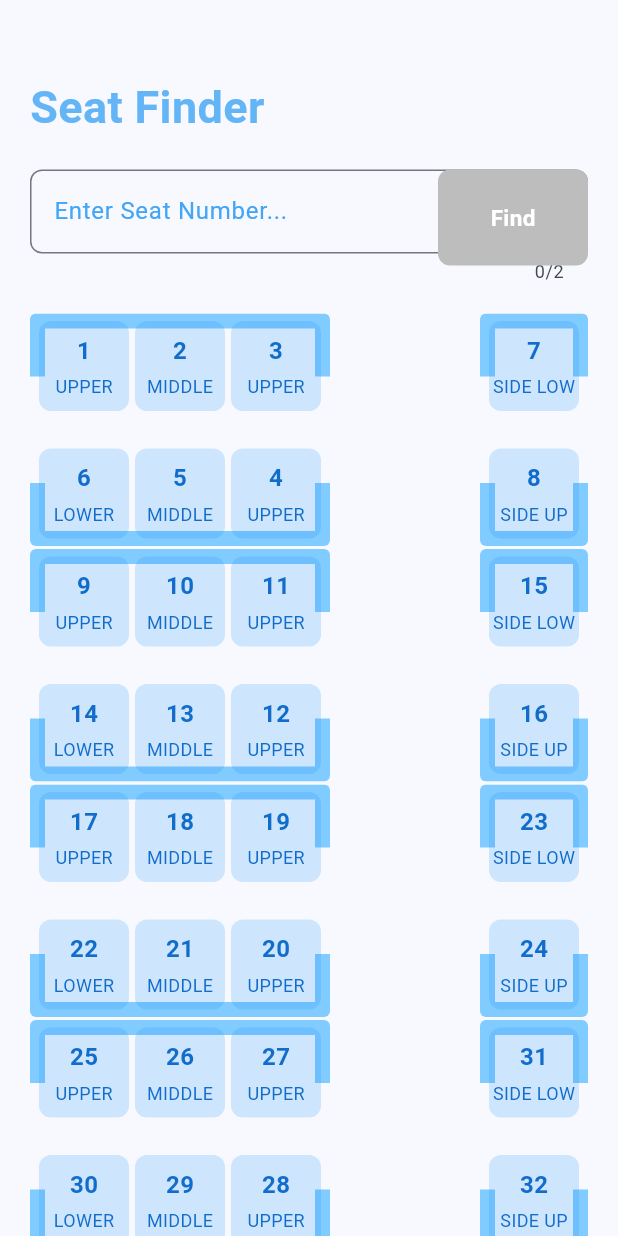
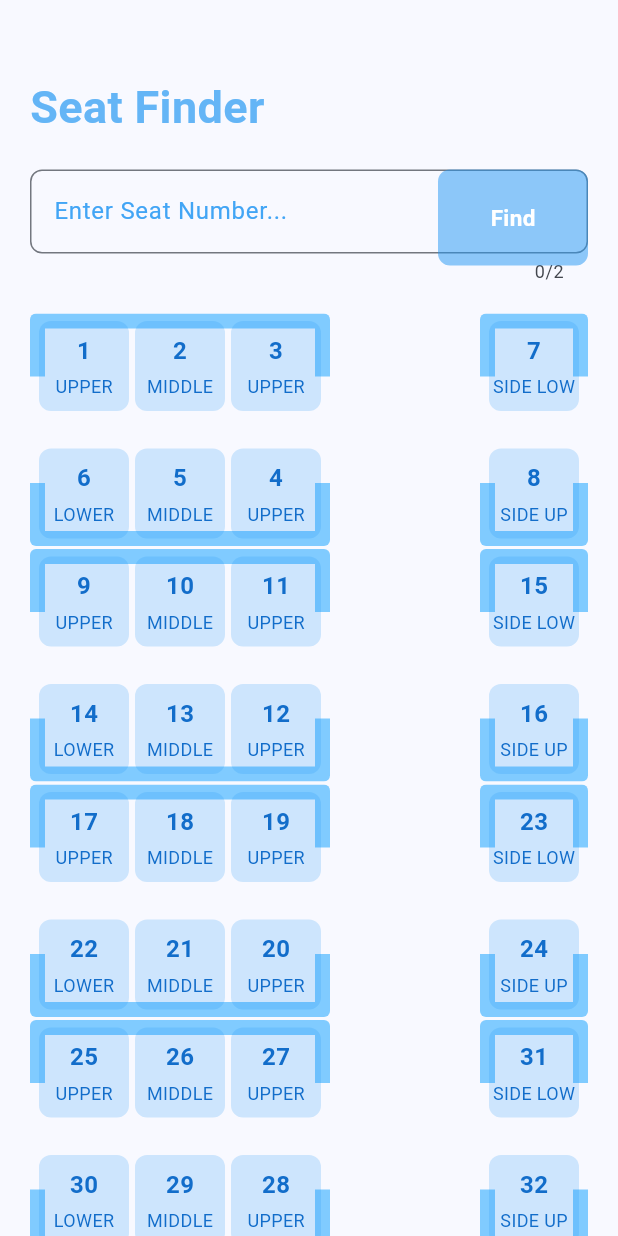
Before and after one commit to Amangupta0000/curv_task, a Flutter app: the screen it shows after launch, on a phone screen of 412 x 824 dp. Run offline on Flutter 3.47's test engine with Material 2 defaults, Android fonts, the phone set to English and light mode, and no system bars; our stand-ins replace flutter_riverpod.

Commit message:
task completed

```diff
--- a/lib/widgets/searchbar.dart
+++ b/lib/widgets/searchbar.dart
@@ -16,16 +16,11 @@ class _SearchBarState extends ConsumerState<SearchBar> {
 
   @override
   Widget build(BuildContext context) {
-    final _controller = TextEditingController();
-    String? text = _controller.text;
-    var isTyping = true;
+    TextEditingController _controller =
+        TextEditingController(); //search bar controller
     return Stack(alignment: AlignmentDirectional.topEnd, children: [
       TextField(
         onSubmitted: (value) {
-          setState(() {
-            isTyping = false;
-          });
-          print(isTyping);
           searchSeat(value, ref);
         },
         maxLength: 2,
@@ -50,8 +45,7 @@ class _SearchBarState extends ConsumerState<SearchBar> {
           height: 64,
           width: 100,
           decoration: BoxDecoration(
-            color:
-                (text == '') ? Colors.grey[400] : Colors.blue.withOpacity(0.5),
+            color: Colors.blue.withOpacity(0.5),
             boxShadow: const [
               BoxShadow(
                 color: Colors.transparent,
```
